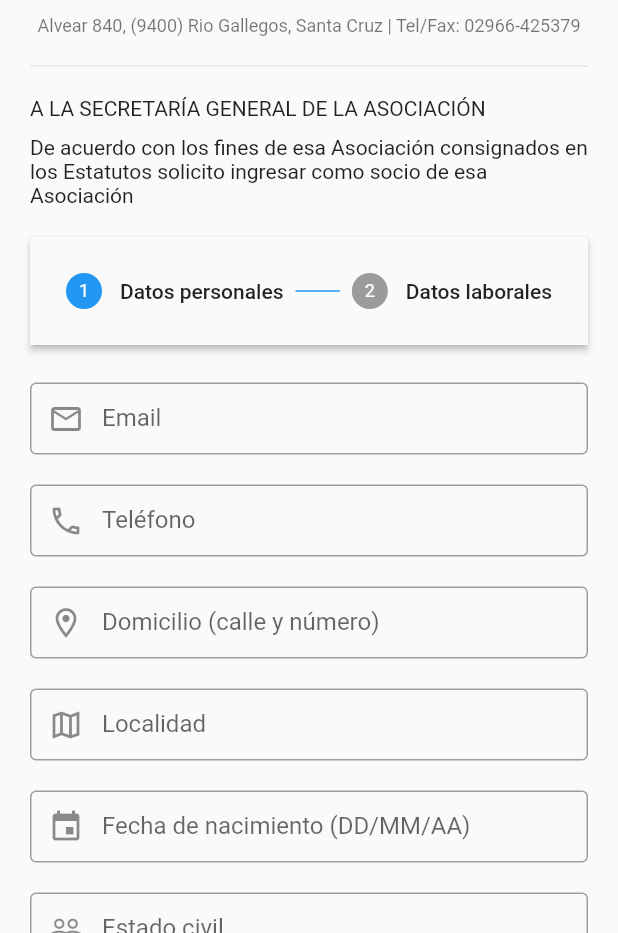
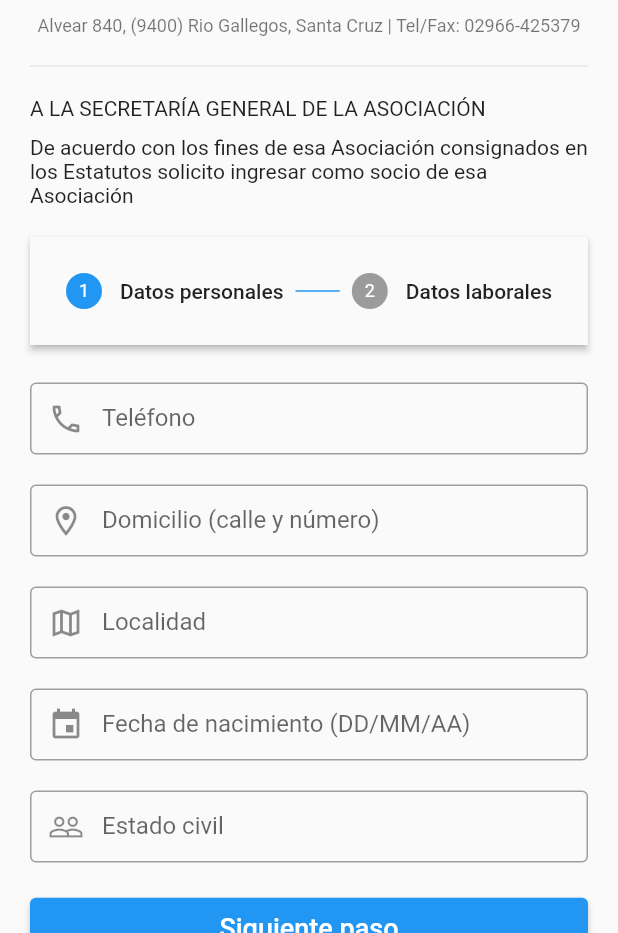
Before and after one commit to agustinwalter/ATSA, a Flutter app: the AffiliationFormScreen screen opened directly, on a phone screen of 412 x 824 dp, the part 303-1236 px from its top. Run offline on Flutter 3.47's test engine with Material 2 defaults, Android fonts, the phone set to English and light mode, and no system bars; our stand-ins replace cloud_firestore, firebase_auth, firebase_core, fluttertoast, font_awesome_flutter; accounts and stored records are empty; statements that could not run were skipped.

Commit message:
Affiliation form updated

```diff
--- a/lib/provider/form_provider.dart
+++ b/lib/provider/form_provider.dart
@@ -1,4 +1,5 @@
 import 'package:atsa/models/atsa_form.dart';
+import 'package:atsa/provider/user_provider.dart';
 import 'package:cloud_firestore/cloud_firestore.dart';
 import 'package:firebase_auth/firebase_auth.dart';
 import 'package:flutter/foundation.dart';
@@ -11,14 +12,14 @@ class FormProvider extends ChangeNotifier {
   int formStep = 0;
 
   void setPersonalData({
-    @required String email,
+    // @required String email,
     @required int personalPhone,
     @required String personalAddress,
     @required String personalCity,
     @required String dateOfBirth,
     @required String civilStatus,
   }) {
-    form.email = email;
+    // form.email = email;
     form.personalPhone = personalPhone;
     form.personalAddress = personalAddress;
     form.personalCity = personalCity;
--- a/lib/widgets/affiliation_form/personal_form.dart
+++ b/lib/widgets/affiliation_form/personal_form.dart
@@ -25,7 +25,7 @@ class _PersonalFormState extends State<PersonalForm> {
   void initState() {
     super.initState();
     final AtsaForm form = Provider.of<FormProvider>(context, listen: false).form;
-    _emailC.text = form.email;
+    // _emailC.text = form.email;
     _phoneC.text = form.personalPhone.toString() == 'null' ? '' : form.personalPhone.toString();
     _addressC.text = form.personalAddress;
     _cityC.text = form.personalCity;
@@ -36,7 +36,7 @@ class _PersonalFormState extends State<PersonalForm> {
   @override
   void dispose() {
     super.dispose();
-    _emailC.dispose();
+    // _emailC.dispose();
     _phoneC.dispose();
     _addressC.dispose();
     _cityC.dispose();
@@ -45,7 +45,8 @@ class _PersonalFormState extends State<PersonalForm> {
   }
 
   void _setPersonalData() {
-    if (_emailC.text.isEmpty ||
+    if (
+    // _emailC.text.isEmpty ||
         _phoneC.text.isEmpty ||
         _addressC.text.isEmpty ||
         _cityC.text.isEmpty ||
@@ -55,7 +56,7 @@ class _PersonalFormState extends State<PersonalForm> {
       return;
     }
     Provider.of<FormProvider>(context, listen: false).setPersonalData(
-      email: _emailC.text,
+      // email: _emailC.text,
       personalPhone: int.tryParse(_phoneC.text),
       personalAddress: _addressC.text,
       personalCity: _cityC.text,
@@ -69,15 +70,15 @@ class _PersonalFormState extends State<PersonalForm> {
     return Column(
       mainAxisSize: MainAxisSize.min,
       children: <Widget>[
-        const SizedBox(height: 20),
-        CustomTextField(
-          textInputAction: TextInputAction.next,
-          labelText: 'Email',
-          icon: Icons.mail_outline,
-          keyboardType: TextInputType.emailAddress,
-          focusColor: Colors.blue,
-          controller: _emailC,
-        ),
+        // const SizedBox(height: 20),
+        // CustomTextField(
+        //   textInputAction: TextInputAction.next,
+        //   labelText: 'Email',
+        //   icon: Icons.mail_outline,
+        //   keyboardType: TextInputType.emailAddress,
+        //   focusColor: Colors.blue,
+        //   controller: _emailC,
+        // ),
         const SizedBox(height: 20),
         CustomTextField(
           textInputAction: TextInputAction.next,
```
Also changed, not shown: lib/provider/user_provider.dart (+18 -0 lines), lib/widgets/affiliation_form/working_form.dart (+8 -2 lines).
